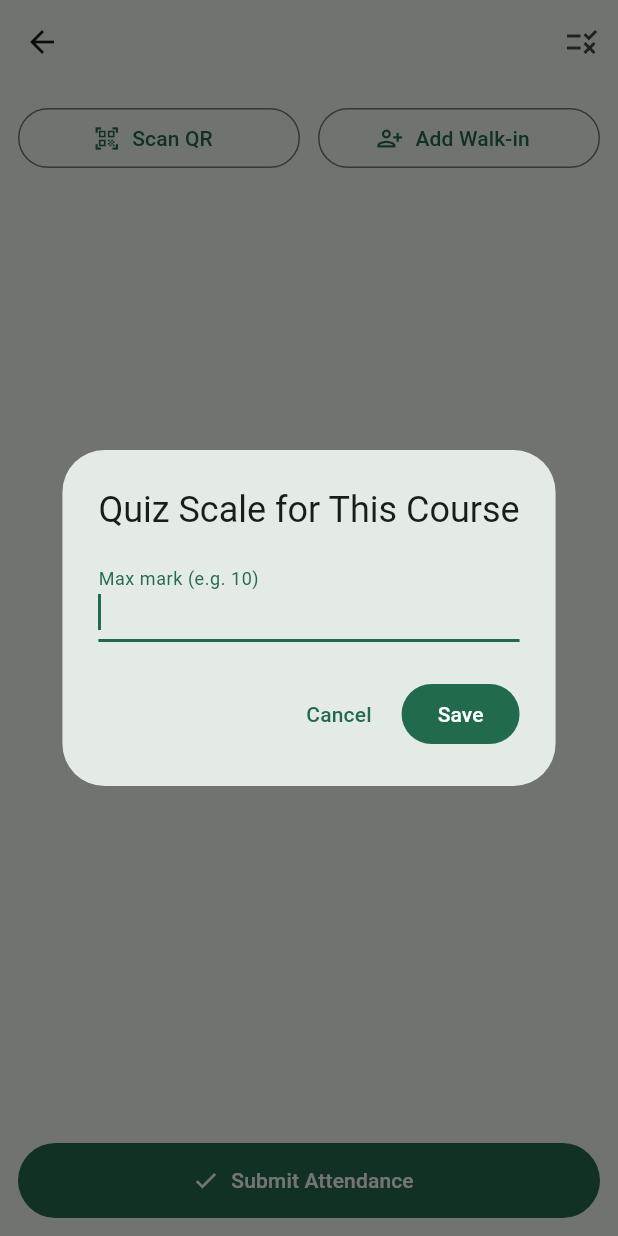
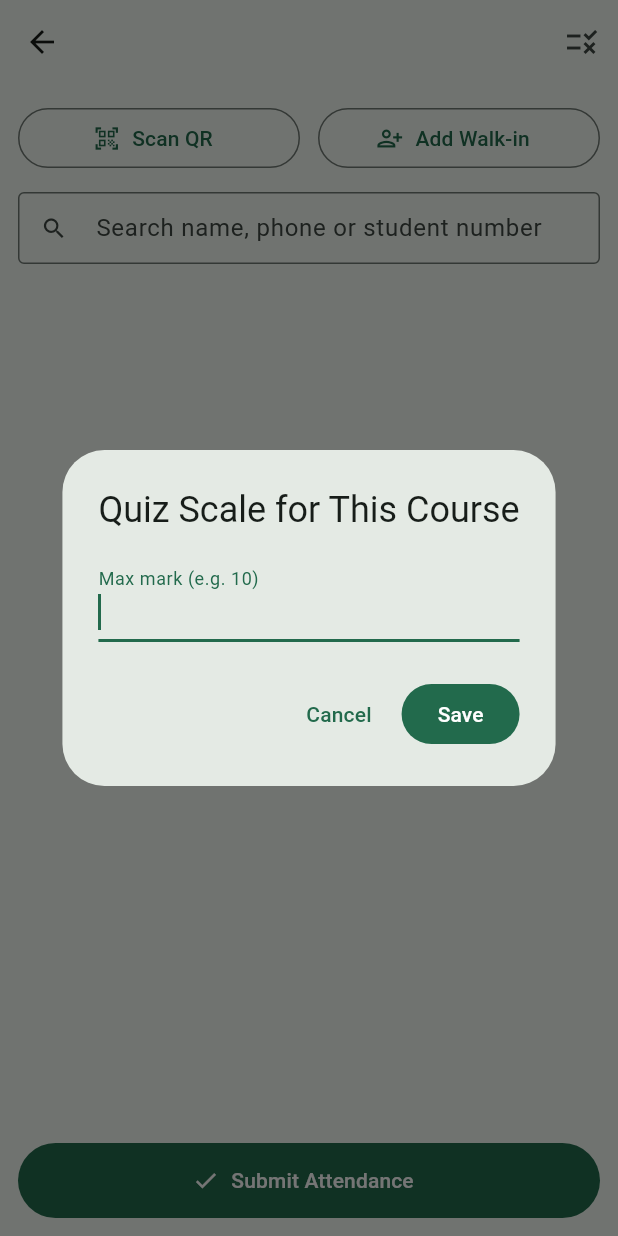
Before and after one commit to DeveloperAbdelhady1810/mostafasolaiman, a Flutter app: the RosterScreen screen opened directly with empty values, after a tap on the "rule" icon, on a phone screen of 412 x 824 dp. Run offline on Flutter 3.47's test engine with Material 3 defaults, Android fonts, the phone set to English and light mode, and no system bars; our stand-ins replace flutter_blue_plus, shared_preferences; missing offline and left inert: flutter_ble_peripheral, mobile_scanner; accounts and stored records are empty.

Commit message:
Expected list: search box and present students shown first
Co-Authored-By: Claude Sonnet 5.5 <noreply@anthropic.com>
Claude-Session: https://claude.ai/code/session_01PG4uswdvVndumsqQ3dxznZ

```diff
--- a/lib/screens/roster_screen.dart
+++ b/lib/screens/roster_screen.dart
@@ -1,6 +1,7 @@
 import 'package:flutter/material.dart';
 import 'package:provider/provider.dart';
 import '../models/course.dart';
+import '../models/roster_student.dart';
 import '../providers/attendance_provider.dart';
 import '../providers/auth_provider.dart';
 import '../widgets/student_tile.dart';
@@ -23,6 +24,8 @@ class RosterScreen extends StatefulWidget {
 
 class _RosterScreenState extends State<RosterScreen> {
   bool _submitting = false;
+  final TextEditingController _searchCtl = TextEditingController();
+  String _query = '';
   late final AttendanceProvider _attendance;
 
   @override
@@ -34,6 +37,7 @@ class _RosterScreenState extends State<RosterScreen> {
 
   @override
   void dispose() {
+    _searchCtl.dispose();
     // Leaving the roster on purpose closes the session; killing the app does not,
     // so the next launch reopens it.
     _attendance.clearSavedSession();
@@ -292,15 +296,52 @@ class _RosterScreenState extends State<RosterScreen> {
                           ),
                         ),
                       ),
+                    Padding(
+                      padding: const EdgeInsets.fromLTRB(12, 0, 12, 8),
+                      child: TextField(
+                        controller: _searchCtl,
+                        onChanged: (v) => setState(() => _query = v.trim()),
+                        decoration: InputDecoration(
+                          hintText: 'Search name, phone or student number',
+                          prefixIcon: const Icon(Icons.search),
+                          isDense: true,
+                          border: const OutlineInputBorder(),
+                          suffixIcon: _query.isEmpty
+                              ? null
+                              : IconButton(
+                                  icon: const Icon(Icons.clear),
+                                  onPressed: () {
+                                    _searchCtl.clear();
+                                    setState(() => _query = '');
+                                  },
+                                ),
+                        ),
+                      ),
+                    ),
                     Expanded(
                       child: attendance.roster.isEmpty
                           ? const Center(child: Text('No students expected for this course/center yet.'))
-                          : ListView.builder(
+                          : Builder(builder: (context) {
+                              // Present students first (original order kept inside each group), then the search filter.
+                              final q = _query.toLowerCase();
+                              bool matches(RosterStudent s) =>
+                                  q.isEmpty ||
+                                  s.name.toLowerCase().contains(q) ||
+                                  (s.phone ?? '').contains(q) ||
+                                  (s.parentPhone ?? '').contains(q) ||
+                                  (s.studentNumber?.toString() ?? '').contains(q);
+                              final shown = [
+                                ...attendance.roster.where((s) => s.status == 'present' && matches(s)),
+                                ...attendance.roster.where((s) => s.status != 'present' && matches(s)),
+                              ];
+                              if (shown.isEmpty) return const Center(child: Text('No student matches your search.'));
+                              return ListView.builder(
                                 padding: const EdgeInsets.symmetric(horizontal: 12),
-                              itemCount: attendance.roster.length,
+                                itemCount: shown.length,
                                 itemBuilder: (context, index) {
-                                final student = attendance.roster[index];
+                                  final student = shown[index];
                                   return StudentTile(
+                                    key: ValueKey(student.id),
                                     student: student,
                                     quizMaxMark: quizMaxMark,
                                     unverified: attendance.unverifiedStudentIds.contains(student.id),
@@ -310,7 +351,8 @@ class _RosterScreenState extends State<RosterScreen> {
                                     },
                                   );
                                 },
-                            ),
+                              );
+                            }),
                     ),
                     SafeArea(
                       top: false,
--- a/pubspec.yaml
+++ b/pubspec.yaml
@@ -16,7 +16,7 @@ publish_to: 'none' # Remove this line if you wish to publish to pub.dev
 # https://developer.apple.com/library/archive/documentation/General/Reference/InfoPlistKeyReference/Articles/CoreFoundationKeys.html
 # In Windows, build-name is used as the major, minor, and patch parts
 # of the product and file versions while build-number is used as the build suffix.
-version: 1.1.3+5
+version: 1.1.4+6
 
 environment:
   sdk: ^3.9.2
```
Lines whose indentation alone changed are shown as unchanged.
